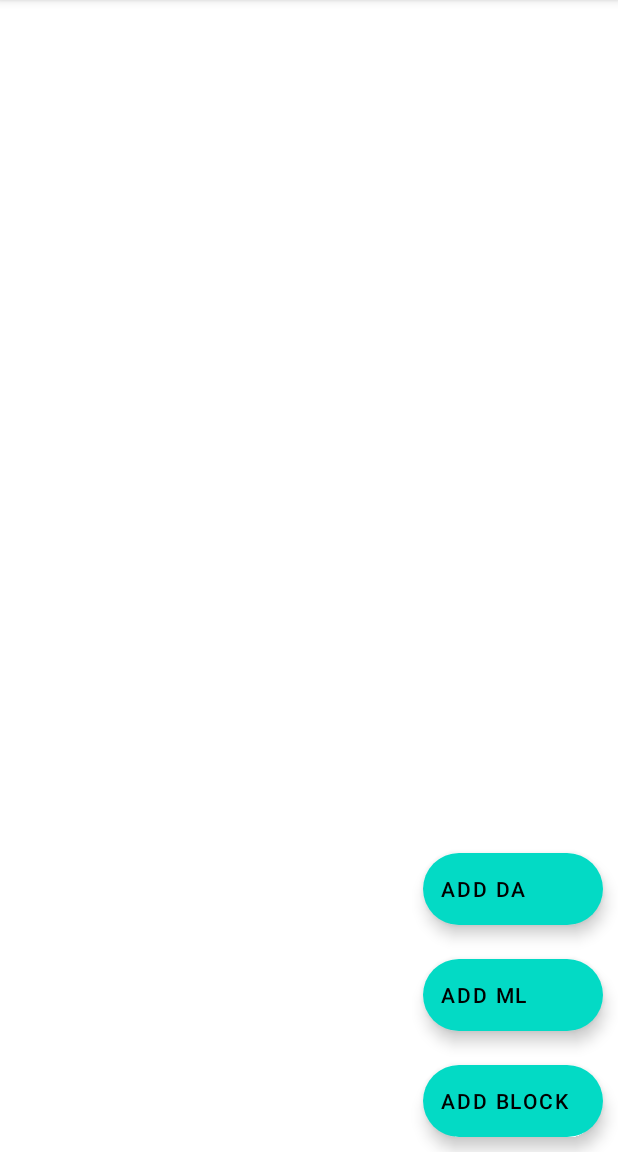
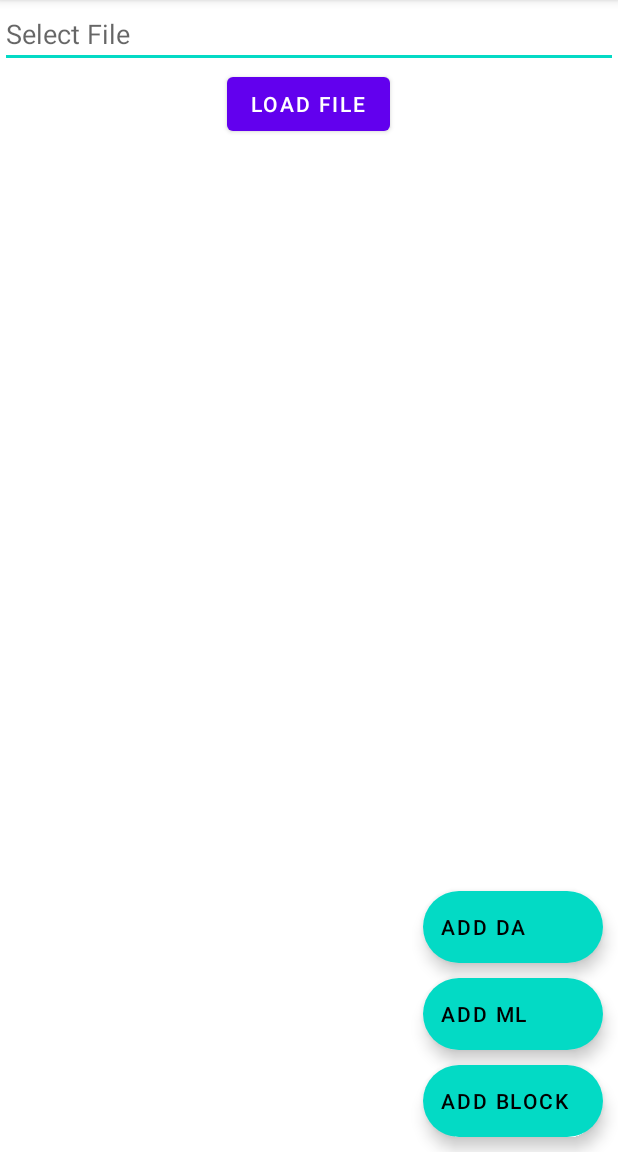
Before and after one commit to TomerReiner/AutoML, an Android app: the CreateMLModelActivity screen opened directly, with no data from a screen before it, after a tap on "ADD BLOCK", on a phone screen of 412 x 824 dp, the part 84-1236 px from its top. Run offline under Robolectric (Android 15) with nearby library versions, the phone set to English and light mode, and no system bars; our stand-ins replace Firebase (no records; nobody signed in at launch, a user with empty details on screens opened directly).

Commit message:
Nothing special

```diff
--- a/app/build.gradle
+++ b/app/build.gradle
@@ -1,5 +1,6 @@
 plugins {
     id 'com.android.application'
+    id 'com.google.gms.google-services'
 }
 
 android {
@@ -32,6 +33,9 @@ dependencies {
     implementation 'androidx.appcompat:appcompat:1.3.1'
     implementation 'com.google.android.material:material:1.4.0'
     implementation 'androidx.constraintlayout:constraintlayout:2.1.0'
+    implementation 'com.google.firebase:firebase-auth:21.0.1'
+    implementation 'com.google.firebase:firebase-database:20.0.3'
+
     testImplementation 'junit:junit:4.+'
     androidTestImplementation 'androidx.test.ext:junit:1.1.3'
     androidTestImplementation 'androidx.test.espresso:espresso-core:3.4.0'
--- a/app/src/main/java/com/automl/automl/CreateMLModelActivity.java
+++ b/app/src/main/java/com/automl/automl/CreateMLModelActivity.java
@@ -6,16 +6,20 @@ import androidx.appcompat.app.ActionBarDrawerToggle;
 import androidx.appcompat.app.AppCompatActivity;
 import androidx.drawerlayout.widget.DrawerLayout;
 
-import android.content.Intent;
 import android.os.Bundle;
 import android.view.Menu;
 import android.view.MenuItem;
 import android.view.View;
 import android.view.animation.Animation;
 import android.view.animation.AnimationUtils;
+import android.webkit.URLUtil;
+import android.widget.Button;
+import android.widget.EditText;
+import android.widget.Toast;
 
 import com.google.android.material.floatingactionbutton.ExtendedFloatingActionButton;
 import com.google.android.material.navigation.NavigationView;
+import com.google.firebase.auth.FirebaseUser;
 
 public class CreateMLModelActivity extends AppCompatActivity {
 
@@ -28,6 +32,12 @@ public class CreateMLModelActivity extends AppCompatActivity {
 
     private MenuManager menuManager;
 
+    private AccountManager accountManager;
+
+    private DatabaseManager databaseManager;
+
+    private SelectMLModelDialog selectMLModelDialog; // This class manages the ML Model selection.
+
     // Animation resources to make the opening of the floating action buttons nicer.
     private Animation fromButtonAnim;
     private Animation rotateCloseAnim;
@@ -38,7 +48,8 @@ public class CreateMLModelActivity extends AppCompatActivity {
     private ExtendedFloatingActionButton fabAddMLModelBlock;
     private ExtendedFloatingActionButton fabAddDataAnalysisBlock;
 
-    private SelectMLModelDialog selectMLModelDialog; // This class manages the ML Model selection.
+    private EditText etFilename;
+    private Button btnLoadFile;
 
     private boolean clickedFabAddItem = false;
 
@@ -60,6 +71,10 @@ public class CreateMLModelActivity extends AppCompatActivity {
         menuManager = new MenuManager(CreateMLModelActivity.this, TAG, navigationView);
         menuManager.switchActivity();
 
+        accountManager = new AccountManager(CreateMLModelActivity.this);
+
+        databaseManager = new DatabaseManager();
+
         fromButtonAnim = AnimationUtils.loadAnimation(CreateMLModelActivity.this, R.anim.from_bottom_anim);
         rotateCloseAnim = AnimationUtils.loadAnimation(CreateMLModelActivity.this, R.anim.rotate_close_anim);
         rotateOpenAnim = AnimationUtils.loadAnimation(CreateMLModelActivity.this, R.anim.rotate_open_anim);
@@ -71,6 +86,10 @@ public class CreateMLModelActivity extends AppCompatActivity {
         fabAddMLModelBlock = findViewById(R.id.fabAddMLModelBlock);
         fabAddDataAnalysisBlock = findViewById(R.id.fabAddDataAnalysisBlock);
 
+        etFilename = findViewById(R.id.etFilename);
+        btnLoadFile = findViewById(R.id.btnLoadFile);
+        // TODO - load the file from the documents folder or from a url.
+
         fabAddBlock.setOnClickListener(view -> {
             onAddItemClicked();
         });
@@ -78,6 +97,27 @@ public class CreateMLModelActivity extends AppCompatActivity {
         fabAddMLModelBlock.setOnClickListener(view ->
                 selectMLModelDialog.createSelectMlModelDialog()
         );
+
+        btnLoadFile.setOnClickListener(view -> {
+            FirebaseUser user = databaseManager.getUser();
+
+            if (user == null) {
+                Toast.makeText(CreateMLModelActivity.this, "You must be logged in to use the app.", Toast.LENGTH_SHORT).show();
+                return;
+            }
+
+            String filename = etFilename.getText().toString();
+
+            if (filename.length() == 0) { // If the user has not inserted a filename.
+                Toast.makeText(CreateMLModelActivity.this, "Please enter a filename.", Toast.LENGTH_SHORT).show();
+                return;
+            }
+
+            boolean isURL = URLUtil.isValidUrl(filename);
+
+            Toast.makeText(CreateMLModelActivity.this, "" + isURL, Toast.LENGTH_SHORT).show();
+
+        });
 
     }
 
@@ -89,10 +129,29 @@ public class CreateMLModelActivity extends AppCompatActivity {
 
     @Override
     public boolean onOptionsItemSelected(@NonNull MenuItem item) {
+        if (item.getItemId() == R.id.itemMyAccount)
+            accountManager.openAccountManagerDialog();
+
         if (drawerToggle.onOptionsItemSelected(item))
             return true;
         return super.onOptionsItemSelected(item);
     }
+
+//    private boolean isNetworkAvailable() {
+//        ConnectivityManager manager = (ConnectivityManager) getSystemService(Context.CONNECTIVITY_SERVICE);
+//
+//        if (Build.VERSION.SDK_INT >= Build.VERSION_CODES.Q) {
+//            NetworkCapabilities capabilities = manager.getNetworkCapabilities(manager.getActiveNetwork());
+//            if (capabilities != null)
+//                return capabilities.hasTransport(NetworkCapabilities.TRANSPORT_WIFI);
+//
+//        }
+//        else {
+//            return manager.getActiveNetworkInfo() != null && manager.getActiveNetworkInfo().isConnected();
+//        }
+//        return false;
+//    }
+
 
     /**
      * This function handles the opening of <code>fabAddMLModelBlock</code> and <code>fabAddDataAnalysisBlock</code>.
--- a/app/src/main/res/layout/activity_create_ml_model.xml
+++ b/app/src/main/res/layout/activity_create_ml_model.xml
@@ -7,10 +7,50 @@
     android:layout_height="match_parent"
     tools:context=".CreateMLModelActivity">
 
+
     <androidx.constraintlayout.widget.ConstraintLayout
         android:layout_width="match_parent"
         android:layout_height="match_parent">
 
+        <EditText
+            android:id="@+id/etFilename"
+            android:layout_width="match_parent"
+            android:layout_height="wrap_content"
+            android:hint="Select File"
+            app:layout_constraintBottom_toBottomOf="parent"
+            app:layout_constraintEnd_toEndOf="parent"
+            app:layout_constraintStart_toStartOf="parent"
+            app:layout_constraintTop_toTopOf="parent"
+            app:layout_constraintVertical_bias="0.0" />
+
+        <Button
+            android:id="@+id/btnLoadFile"
+            android:layout_width="wrap_content"
+            android:layout_height="wrap_content"
+            android:text="Load File"
+            app:layout_constraintBottom_toTopOf="@+id/constraintLayout"
+            app:layout_constraintEnd_toEndOf="parent"
+            app:layout_constraintHorizontal_bias="0.498"
+            app:layout_constraintStart_toStartOf="parent"
+            app:layout_constraintTop_toBottomOf="@+id/etFilename"
+            app:layout_constraintVertical_bias="0.0" />
+
+        <androidx.constraintlayout.widget.ConstraintLayout
+            android:id="@+id/constraintLayout"
+            android:layout_width="match_parent"
+            android:layout_height="wrap_content"
+            app:layout_constraintBottom_toBottomOf="parent"
+            app:layout_constraintEnd_toEndOf="parent"
+            app:layout_constraintStart_toStartOf="parent"
+            app:layout_constraintTop_toBottomOf="@+id/etFilename"
+            app:layout_constraintVertical_bias="1.0">
+
+            <ScrollView
+                android:id="@+id/scrollView"
+                android:layout_width="match_parent"
+                android:layout_height="match_parent">
+<!--                TODO - create a block-->
+            </ScrollView>
 
             <com.google.android.material.floatingactionbutton.ExtendedFloatingActionButton
                 android:id="@+id/fabAddDataAnalysisBlock"
@@ -35,6 +75,7 @@
                 android:layout_height="wrap_content"
                 android:layout_marginTop="10dp"
                 android:layout_marginRight="10dp"
+                android:layout_marginBottom="10dp"
                 android:clickable="true"
                 android:contentDescription="Add ML"
                 android:text="Add ML"
@@ -44,14 +85,13 @@
                 app:layout_constraintHorizontal_bias="1.0"
                 app:layout_constraintStart_toStartOf="parent"
                 app:layout_constraintTop_toBottomOf="@+id/fabAddDataAnalysisBlock"
-            app:layout_constraintVertical_bias="0.357"
+                app:layout_constraintVertical_bias="0.79"
                 app:srcCompat="@drawable/ic_add_ml_action" />
 
             <com.google.android.material.floatingactionbutton.ExtendedFloatingActionButton
                 android:id="@+id/fabAddBlock"
                 android:layout_width="wrap_content"
                 android:layout_height="wrap_content"
-            android:layout_marginTop="10dp"
                 android:layout_marginRight="10dp"
                 android:layout_marginBottom="10dp"
                 android:clickable="true"
@@ -61,7 +101,10 @@
                 app:layout_constraintEnd_toEndOf="parent"
                 app:layout_constraintHorizontal_bias="1"
                 app:layout_constraintStart_toStartOf="parent"
+                app:layout_constraintVertical_bias="0.79"
                 app:srcCompat="@drawable/ic_add_ml_action" />
+
+        </androidx.constraintlayout.widget.ConstraintLayout>
 
     </androidx.constraintlayout.widget.ConstraintLayout>
 
--- a/app/src/main/res/values/strings.xml
+++ b/app/src/main/res/values/strings.xml
@@ -16,5 +16,7 @@
     <string name="linear_regression">Linear Regression</string>
     <string name="svr">SVR</string>
     <string name="elastic_net_cv">Elastic Net CV</string>
+    <string name="sign_out">Sign Out</string>
+    <string name="sign_in">Sign In</string>
 
 </resources>
--- a/build.gradle
+++ b/build.gradle
@@ -5,7 +5,8 @@ buildscript {
         mavenCentral()
     }
     dependencies {
-        classpath "com.android.tools.build:gradle:7.0.0"
+        classpath 'com.android.tools.build:gradle:7.0.4'
+        classpath 'com.google.gms:google-services:4.3.10'
 
         // NOTE: Do not place your application dependencies here; they belong
         // in the individual module build.gradle files
```
Also changed, not shown: app/src/main/AndroidManifest.xml (+9 -2 lines), app/src/main/java/com/automl/automl/AccountManager.java (+133 -1 lines), app/src/main/java/com/automl/automl/DatabaseManager.java (added, +83 -0 lines), app/src/main/java/com/automl/automl/MLModel.java (added, +30 -0 lines), app/src/main/java/com/automl/automl/MLModelType.java (added, +15 -0 lines), app/src/main/java/com/automl/automl/MainActivity.java (+15 -2 lines), app/src/main/java/com/automl/automl/MyAccountActivity.java (added, +14 -0 lines), app/src/main/res/layout/account_manager_dialog.xml (added, +47 -0 lines), app/src/main/res/layout/activity_my_account.xml (added, +9 -0 lines), app/src/main/res/layout/select_da_dialog.xml (added, +66 -0 lines), app/src/main/res/layout/sign_in_dialog.xml (added, +44 -0 lines), app/src/main/res/layout/sign_up_dialog.xml (added, +56 -0 lines). Lines whose indentation alone changed are shown as unchanged.
